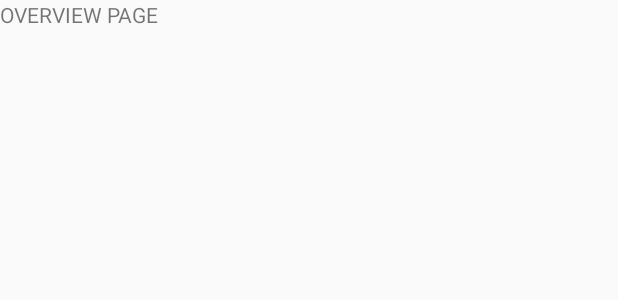
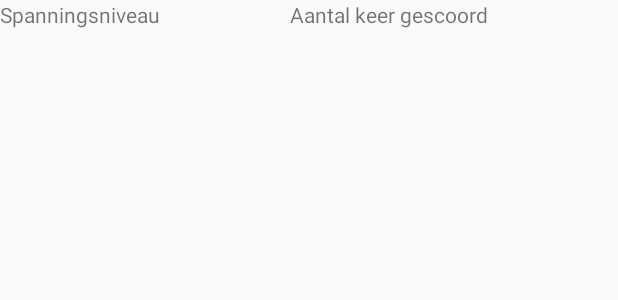
Before and after one commit to 500730771/AppA-S, an Android app: the layout fragment_overview.xml on its own in the app's theme, with its tools: preview values and no code run, on a phone screen of 412 x 824 dp. Shown: the top 300 px of the screen. Run offline under Robolectric (Android 15) with nearby library versions, the phone set to English and light mode, and no system bars.

Commit message:
start overview page

```diff
--- a/AppAENS/app/src/main/java/com/example/melanie/appaens/fragment/OverviewFragment.java
+++ b/AppAENS/app/src/main/java/com/example/melanie/appaens/fragment/OverviewFragment.java
@@ -1,6 +1,7 @@
 package com.example.melanie.appaens.fragment;
 
 
+import android.content.Context;
 import android.os.Bundle;
 import android.support.v4.app.Fragment;
 import android.view.LayoutInflater;
@@ -14,9 +15,10 @@ import com.example.melanie.appaens.R;
  */
 public class OverviewFragment extends Fragment {
 
+    private Context context;
 
-    public OverviewFragment() {
-        // Required empty public constructor
+    public OverviewFragment(Context context) {
+        this.context = context;
     }
 
 
--- a/AppAENS/app/src/main/res/layout/fragment_overview.xml
+++ b/AppAENS/app/src/main/res/layout/fragment_overview.xml
@@ -7,9 +7,36 @@
     tools:context=".fragment.OverviewFragment">
 
     <!-- TODO: Update blank fragment layout -->
-    <TextView
+
+    <LinearLayout
         android:layout_width="match_parent"
         android:layout_height="match_parent"
-        android:text="@string/hello_blank_fragment" />
+        android:orientation="vertical">
+
+        <LinearLayout
+            android:layout_width="match_parent"
+            android:layout_height="match_parent"
+            android:orientation="horizontal">
+
+            <TextView
+                android:id="@+id/idOverview_spanningsniveau"
+                android:layout_width="wrap_content"
+                android:layout_height="wrap_content"
+                android:layout_weight="1"
+                android:text="Spanningsniveau" />
+
+            <TextView
+                android:id="@+id/idOverview_aantal"
+                android:layout_width="wrap_content"
+                android:layout_height="wrap_content"
+                android:layout_weight="1"
+                android:text="Aantal keer gescoord" />
+        </LinearLayout>
+
+        <ListView
+            android:id="@+id/list_overview"
+            android:layout_width="match_parent"
+            android:layout_height="match_parent" />
+    </LinearLayout>
 
 </FrameLayout>
--- a/AppAENS/app/src/main/res/values/strings.xml
+++ b/AppAENS/app/src/main/res/values/strings.xml
@@ -12,6 +12,10 @@
     <string name="start_placeholderObservator">Naam observator</string>
     <string name="start_placeholderClient">Naam client</string>
     <string name="start_placeholderDatum">Datum</string>
+
+    <!--Overview scherm-->
+    <string name="overview_spanningsniveau">Spanningsniveau</string>
+    <string name="overview_aantal">Aantal keer gescoord</string>
 
     <!--Informatie-->
     <string name="InformatieRoodMate">Overspannen : De cliënt is overprikkeld en gaat door het lint. De cliënt heeft geen controle meer over zijn/haar gedrag. Dit komt tot uiting door schreeuwen, agressie naar de begeleider (schoppen, slaan, bijten etc.) of verwonding van zichzelf (krabben, bijten etc.).</string>
```
Also changed, not shown: AppAENS/app/src/main/java/com/example/melanie/appaens/adapter/RecyclerViewAdapter.java (+5 -2 lines).
